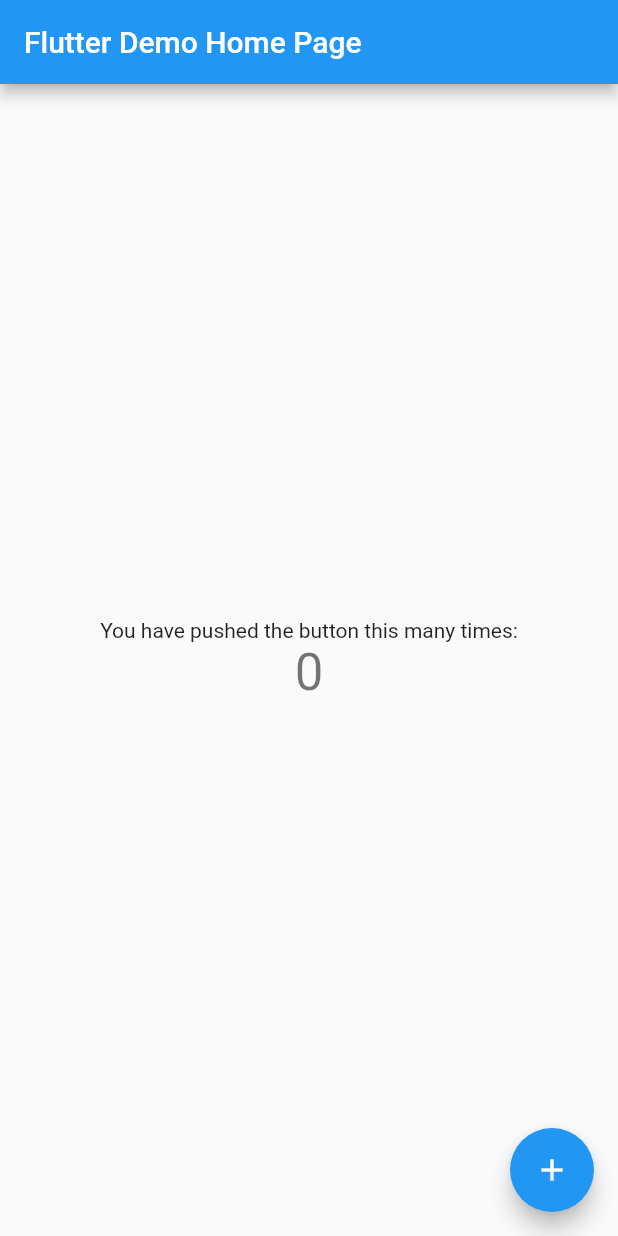
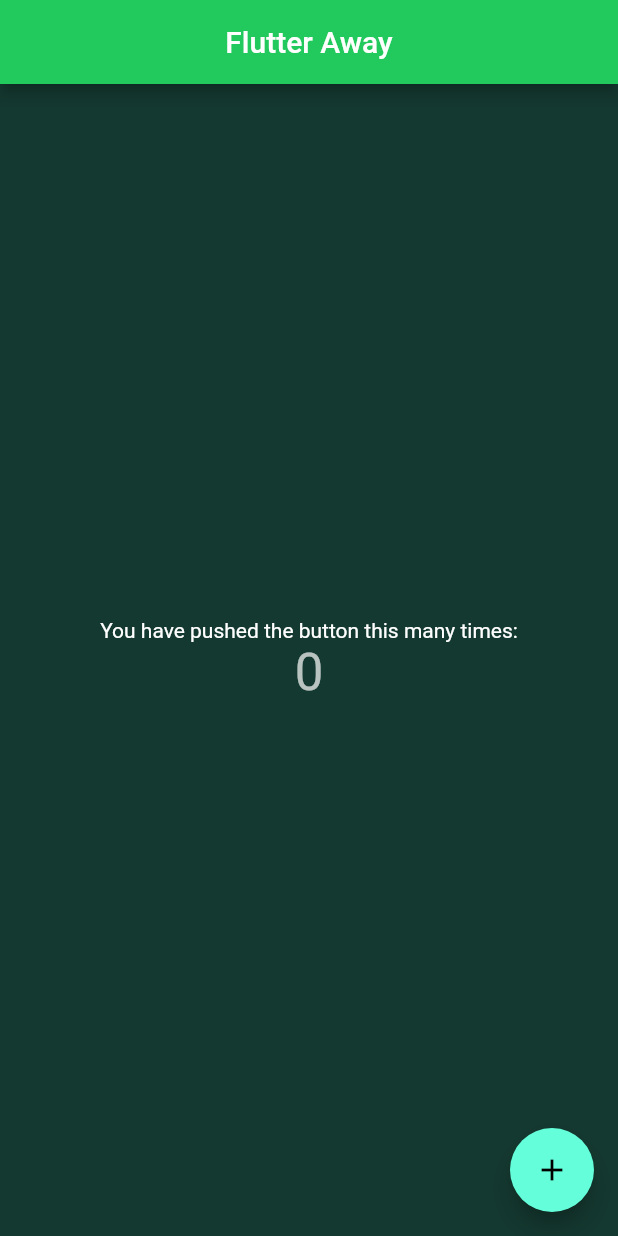
Before and after one commit to VaishakAnand/Hack-Roll-2021-, a Flutter app: the screen it shows after launch, on a phone screen of 412 x 824 dp. Run offline on Flutter 3.47's test engine with Material 2 defaults, Android fonts, the phone set to English and light mode, and no system bars.

Commit message:
Set up main theme and landing page

```diff
--- /dev/null
+++ b/lib/landing.dart
@@ -0,0 +1,47 @@
+import 'package:flutter/material.dart';
+
+class LandingPage extends StatefulWidget {
+  @override
+  _LandingPageState createState() => _LandingPageState();
+}
+
+class _LandingPageState extends State<LandingPage> {
+  int _counter = 0;
+
+  void _incrementCounter() {
+    setState(() {
+      _counter++;
+    });
+  }
+
+  @override
+  Widget build(BuildContext context) {
+    return Scaffold(
+      appBar: AppBar(
+        title: Text(
+          'Flutter Away',
+        ),
+        centerTitle: true,
+      ),
+      body: Center(
+        child: Column(
+          mainAxisAlignment: MainAxisAlignment.center,
+          children: <Widget>[
+            Text(
+              'You have pushed the button this many times:',
+            ),
+            Text(
+              '$_counter',
+              style: Theme.of(context).textTheme.headline4,
+            ),
+          ],
+        ),
+      ),
+      floatingActionButton: FloatingActionButton(
+        onPressed: _incrementCounter,
+        tooltip: 'Increment',
+        child: Icon(Icons.add),
+      ),
+    );
+  }
+}
--- a/lib/main.dart
+++ b/lib/main.dart
@@ -1,117 +1,21 @@
 import 'package:flutter/material.dart';
+import 'landing.dart';
 
 void main() {
   runApp(MyApp());
 }
 
 class MyApp extends StatelessWidget {
-  // This widget is the root of your application.
   @override
   Widget build(BuildContext context) {
     return MaterialApp(
-      title: 'Flutter Demo',
-      theme: ThemeData(
-        // This is the theme of your application.
-        //
-        // Try running your application with "flutter run". You'll see the
-        // application has a blue toolbar. Then, without quitting the app, try
-        // changing the primarySwatch below to Colors.green and then invoke
-        // "hot reload" (press "r" in the console where you ran "flutter run",
-        // or simply save your changes to "hot reload" in a Flutter IDE).
-        // Notice that the counter didn't reset back to zero; the application
-        // is not restarted.
-        primarySwatch: Colors.blue,
-        // This makes the visual density adapt to the platform that you run
-        // the app on. For desktop platforms, the controls will be smaller and
-        // closer together (more dense) than on mobile platforms.
+      title: 'Flutter Away',
+      theme: ThemeData.dark().copyWith(
+        primaryColor: Color(0xFF22C95C),
+        scaffoldBackgroundColor: Color(0xFF143930),
         visualDensity: VisualDensity.adaptivePlatformDensity,
       ),
-      home: MyHomePage(title: 'Flutter Demo Home Page'),
+      home: LandingPage(),
     );
   }
 }
-
-class MyHomePage extends StatefulWidget {
-  MyHomePage({Key key, this.title}) : super(key: key);
-
-  // This widget is the home page of your application. It is stateful, meaning
-  // that it has a State object (defined below) that contains fields that affect
-  // how it looks.
-
-  // This class is the configuration for the state. It holds the values (in this
-  // case the title) provided by the parent (in this case the App widget) and
-  // used by the build method of the State. Fields in a Widget subclass are
-  // always marked "final".
-
-  final String title;
-
-  @override
-  _MyHomePageState createState() => _MyHomePageState();
-}
-
-class _MyHomePageState extends State<MyHomePage> {
-  int _counter = 0;
-
-  void _incrementCounter() {
-    setState(() {
-      // This call to setState tells the Flutter framework that something has
-      // changed in this State, which causes it to rerun the build method below
-      // so that the display can reflect the updated values. If we changed
-      // _counter without calling setState(), then the build method would not be
-      // called again, and so nothing would appear to happen.
-      _counter++;
-    });
-  }
-
-  @override
-  Widget build(BuildContext context) {
-    // This method is rerun every time setState is called, for instance as done
-    // by the _incrementCounter method above.
-    //
-    // The Flutter framework has been optimized to make rerunning build methods
-    // fast, so that you can just rebuild anything that needs updating rather
-    // than having to individually change instances of widgets.
-    return Scaffold(
-      appBar: AppBar(
-        // Here we take the value from the MyHomePage object that was created by
-        // the App.build method, and use it to set our appbar title.
-        title: Text(widget.title),
-      ),
-      body: Center(
-        // Center is a layout widget. It takes a single child and positions it
-        // in the middle of the parent.
-        child: Column(
-          // Column is also a layout widget. It takes a list of children and
-          // arranges them vertically. By default, it sizes itself to fit its
-          // children horizontally, and tries to be as tall as its parent.
-          //
-          // Invoke "debug painting" (press "p" in the console, choose the
-          // "Toggle Debug Paint" action from the Flutter Inspector in Android
-          // Studio, or the "Toggle Debug Paint" command in Visual Studio Code)
-          // to see the wireframe for each widget.
-          //
-          // Column has various properties to control how it sizes itself and
-          // how it positions its children. Here we use mainAxisAlignment to
-          // center the children vertically; the main axis here is the vertical
-          // axis because Columns are vertical (the cross axis would be
-          // horizontal).
-          mainAxisAlignment: MainAxisAlignment.center,
-          children: <Widget>[
-            Text(
-              'You have pushed the button this many times:',
-            ),
-            Text(
-              '$_counter',
-              style: Theme.of(context).textTheme.headline4,
-            ),
-          ],
-        ),
-      ),
-      floatingActionButton: FloatingActionButton(
-        onPressed: _incrementCounter,
-        tooltip: 'Increment',
-        child: Icon(Icons.add),
-      ), // This trailing comma makes auto-formatting nicer for build methods.
-    );
-  }
-}
```
